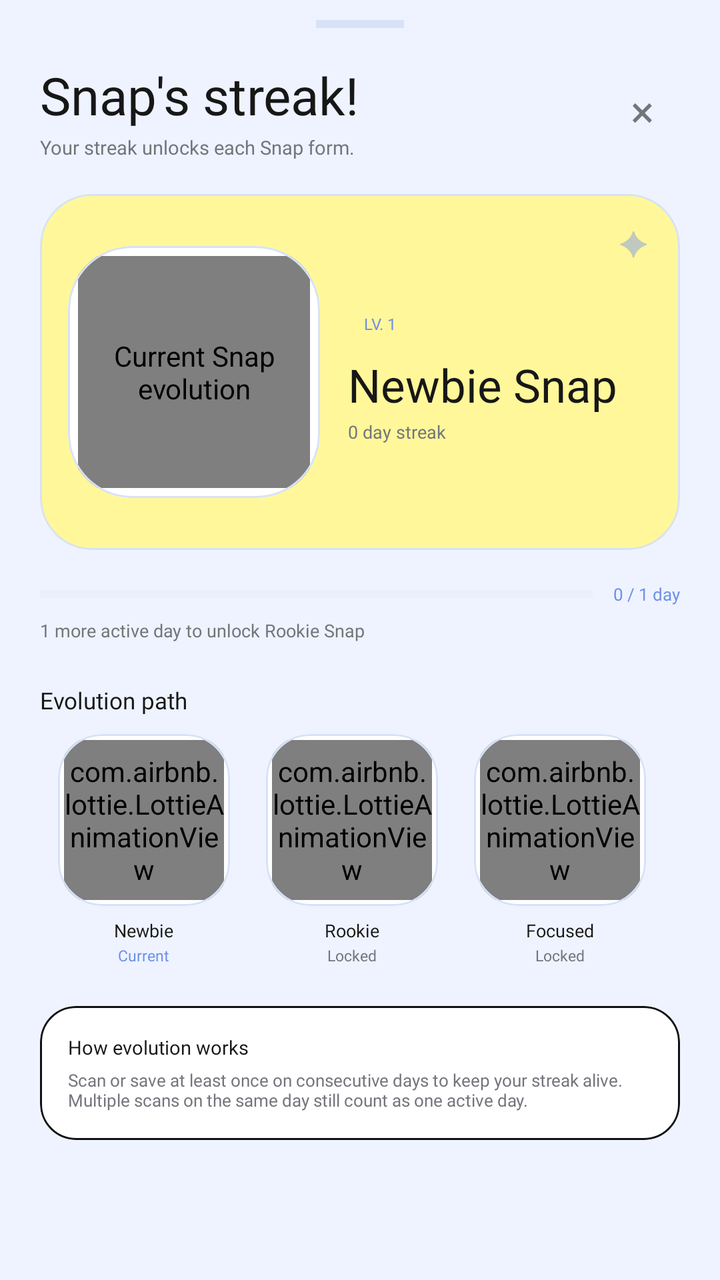
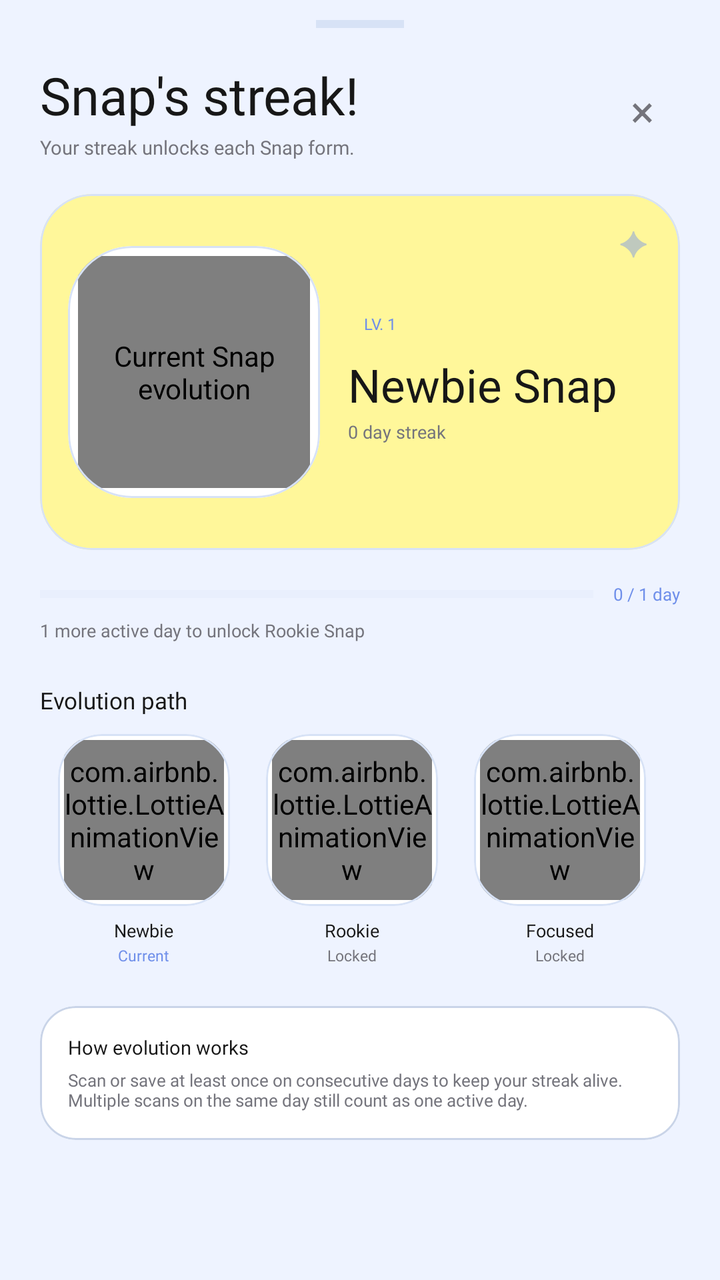

Two renders of the same Android screen: before a commit and after it. Below are the layout's source before the change and the commit's diff.
<!-- AndroidManifest.xml: application theme Theme.Note2Snap -->
<!-- res/layout/bottom_sheet_snap_evolution.xml -->
<?xml version="1.0" encoding="utf-8"?>
<androidx.core.widget.NestedScrollView
    xmlns:android="http://schemas.android.com/apk/res/android"
    xmlns:app="http://schemas.android.com/apk/res-auto"
    android:layout_width="match_parent"
    android:layout_height="wrap_content"
    android:background="@color/nts_background"
    android:fillViewport="true"
    android:overScrollMode="never">

    <LinearLayout
        android:layout_width="match_parent"
        android:layout_height="wrap_content"
        android:orientation="vertical"
        android:paddingStart="20dp"
        android:paddingTop="10dp"
        android:paddingEnd="20dp"
        android:paddingBottom="30dp">

        <View
            android:layout_width="44dp"
            android:layout_height="4dp"
            android:layout_gravity="center_horizontal"
            android:background="@color/nts_blue_line" />

        <LinearLayout
            android:layout_width="match_parent"
            android:layout_height="wrap_content"
            android:layout_marginTop="16dp"
            android:gravity="center_vertical"
            android:orientation="horizontal">

            <LinearLayout
                android:layout_width="0dp"
                android:layout_height="wrap_content"
                android:layout_weight="1"
                android:orientation="vertical">

                <TextView
                    android:layout_width="wrap_content"
                    android:layout_height="wrap_content"
                    android:fontFamily="@font/apple_garamond_bold"
                    android:text="Snap&apos;s streak!"
                    android:textColor="@color/nts_text"
                    android:textSize="26sp" />

                <TextView
                    android:layout_width="wrap_content"
                    android:layout_height="wrap_content"
                    android:layout_marginTop="2dp"
                    android:fontFamily="@font/poppins_regular"
                    android:text="Your streak unlocks each Snap form."
                    android:textColor="@color/nts_text_secondary"
                    android:textSize="9.5sp" />
            </LinearLayout>

            <TextView
                android:id="@+id/btnCloseEvolution"
                android:layout_width="38dp"
                android:layout_height="38dp"
                android:gravity="center"
                android:text="×"
                android:textColor="@color/nts_text_secondary"
                android:textSize="22sp" />
        </LinearLayout>

        
        <com.google.android.material.card.MaterialCardView
            android:layout_width="match_parent"
            android:layout_height="178dp"
            android:layout_marginTop="17dp"
            app:cardBackgroundColor="@color/nts_yellow"
            app:cardCornerRadius="26dp"
            app:cardElevation="0dp"
            app:strokeColor="@color/nts_blue_line"
            app:strokeWidth="1dp">

            <FrameLayout
                android:layout_width="match_parent"
                android:layout_height="match_parent">

                <TextView
                    android:layout_width="wrap_content"
                    android:layout_height="wrap_content"
                    android:layout_gravity="top|end"
                    android:layout_marginTop="12dp"
                    android:layout_marginEnd="16dp"
                    android:alpha="0.45"
                    android:text="✦"
                    android:textColor="@color/nts_blue"
                    android:textSize="17sp" />

                <LinearLayout
                    android:layout_width="match_parent"
                    android:layout_height="match_parent"
                    android:gravity="center_vertical"
                    android:orientation="horizontal"
                    android:padding="14dp">

                    <com.google.android.material.card.MaterialCardView
                        android:layout_width="126dp"
                        android:layout_height="126dp"
                        app:cardBackgroundColor="@color/nts_surface"
                        app:cardCornerRadius="32dp"
                        app:cardElevation="0dp"
                        app:strokeColor="@color/nts_blue_line"
                        app:strokeWidth="1dp">

                        <com.airbnb.lottie.LottieAnimationView
                            android:id="@+id/evolutionCurrentRobot"
                            android:layout_width="116dp"
                            android:layout_height="116dp"
                            android:layout_gravity="center"
                            android:contentDescription="Current Snap evolution"
                            app:lottie_loop="true" />
                    </com.google.android.material.card.MaterialCardView>

                    <LinearLayout
                        android:layout_width="0dp"
                        android:layout_height="wrap_content"
                        android:layout_marginStart="14dp"
                        android:layout_weight="1"
                        android:orientation="vertical">

                        <TextView
                            android:id="@+id/tvEvolutionCurrentLevel"
                            android:layout_width="wrap_content"
                            android:layout_height="24dp"
                            android:gravity="center"
                            android:fontFamily="@font/poppins_semibold"
                            android:paddingStart="8dp"
                            android:paddingEnd="8dp"
                            android:text="LV. 1"
                            android:textColor="@color/nts_blue"
                            android:textSize="8sp" />

                        <TextView
                            android:id="@+id/tvEvolutionCurrentStage"
                            android:layout_width="wrap_content"
                            android:layout_height="wrap_content"
                            android:layout_marginTop="3dp"
                            android:fontFamily="@font/apple_garamond_bold"
                            android:text="Newbie Snap"
                            android:textColor="@color/nts_text"
                            android:textSize="23sp" />

                        <TextView
                            android:id="@+id/tvEvolutionCurrentStreak"
                            android:layout_width="wrap_content"
                            android:layout_height="wrap_content"
                            android:layout_marginTop="2dp"
                            android:fontFamily="@font/poppins_medium"
                            android:text="0 day streak"
                            android:textColor="@color/nts_text_secondary"
                            android:textSize="9sp" />
                    </LinearLayout>
                </LinearLayout>
            </FrameLayout>
        </com.google.android.material.card.MaterialCardView>

        
        <LinearLayout
            android:layout_width="match_parent"
            android:layout_height="wrap_content"
            android:layout_marginTop="16dp"
            android:gravity="center_vertical"
            android:orientation="horizontal">

            <ProgressBar
                android:id="@+id/evolutionProgress"
                style="?android:attr/progressBarStyleHorizontal"
                android:layout_width="0dp"
                android:layout_height="8dp"
                android:layout_weight="1"
                android:max="100"
                android:progress="0"
                android:progressBackgroundTint="@color/nts_blue_line"
                android:progressTint="@color/nts_blue" />

            <TextView
                android:id="@+id/tvEvolutionProgressLabel"
                android:layout_width="wrap_content"
                android:layout_height="wrap_content"
                android:layout_marginStart="10dp"
                android:fontFamily="@font/poppins_semibold"
                android:text="0 / 1 day"
                android:textColor="@color/nts_blue"
                android:textSize="8.5sp" />
        </LinearLayout>

        <TextView
            android:id="@+id/tvEvolutionUnlockText"
            android:layout_width="match_parent"
            android:layout_height="wrap_content"
            android:layout_marginTop="6dp"
            android:fontFamily="@font/poppins_regular"
            android:text="1 more active day to unlock Rookie Snap"
            android:textColor="@color/nts_text_secondary"
            android:textSize="9sp" />

        <TextView
            android:layout_width="wrap_content"
            android:layout_height="wrap_content"
            android:layout_marginTop="21dp"
            android:fontFamily="@font/poppins_semibold"
            android:text="Evolution path"
            android:textColor="@color/nts_text"
            android:textSize="11.5sp" />

        
        <HorizontalScrollView
            android:layout_width="match_parent"
            android:layout_height="wrap_content"
            android:layout_marginTop="9dp"
            android:clipToPadding="false"
            android:scrollbars="none">

            <LinearLayout
                android:layout_width="wrap_content"
                android:layout_height="wrap_content"
                android:orientation="horizontal"
                android:paddingEnd="8dp">

                <LinearLayout
                    android:layout_width="104dp"
                    android:layout_height="wrap_content"
                    android:gravity="center_horizontal"
                    android:orientation="vertical">

                    <com.google.android.material.card.MaterialCardView
                        android:layout_width="86dp"
                        android:layout_height="86dp"
                        app:cardBackgroundColor="@color/nts_surface"
                        app:cardCornerRadius="22dp"
                        app:cardElevation="0dp"
                        app:strokeColor="@color/nts_blue_line"
                        app:strokeWidth="1dp">

                        <com.airbnb.lottie.LottieAnimationView
                            android:id="@+id/robotEvolutionNewbie"
                            android:layout_width="80dp"
                            android:layout_height="80dp"
                            android:layout_gravity="center"
                            app:lottie_loop="true" />
                    </com.google.android.material.card.MaterialCardView>

                    <TextView
                        android:layout_width="wrap_content"
                        android:layout_height="wrap_content"
                        android:layout_marginTop="6dp"
                        android:fontFamily="@font/poppins_semibold"
                        android:text="Newbie"
                        android:textColor="@color/nts_text"
                        android:textSize="9sp" />

                    <TextView
                        android:id="@+id/tvEvolutionNewbieStatus"
                        android:layout_width="wrap_content"
                        android:layout_height="wrap_content"
                        android:layout_marginTop="1dp"
                        android:fontFamily="@font/poppins_regular"
                        android:text="Current"
                        android:textColor="@color/nts_blue"
                        android:textSize="7.5sp" />
                </LinearLayout>

                <LinearLayout
                    android:layout_width="104dp"
                    android:layout_height="wrap_content"
                    android:gravity="center_horizontal"
                    android:orientation="vertical">

                    <com.google.android.material.card.MaterialCardView
                        android:layout_width="86dp"
                        android:layout_height="86dp"
                        app:cardBackgroundColor="@color/nts_surface"
                        app:cardCornerRadius="22dp"
                        app:cardElevation="0dp"
                        app:strokeColor="@color/nts_blue_line"
                        app:strokeWidth="1dp">

                        <com.airbnb.lottie.LottieAnimationView
                            android:id="@+id/robotEvolutionRookie"
                            android:layout_width="80dp"
                            android:layout_height="80dp"
                            android:layout_gravity="center"
                            app:lottie_loop="true" />
                    </com.google.android.material.card.MaterialCardView>

                    <TextView
                        android:layout_width="wrap_content"
                        android:layout_height="wrap_content"
                        android:layout_marginTop="6dp"
                        android:fontFamily="@font/poppins_semibold"
                        android:text="Rookie"
                        android:textColor="@color/nts_text"
                        android:textSize="9sp" />

                    <TextView
                        android:id="@+id/tvEvolutionRookieStatus"
                        android:layout_width="wrap_content"
                        android:layout_height="wrap_content"
                        android:layout_marginTop="1dp"
                        android:fontFamily="@font/poppins_regular"
                        android:text="Locked"
                        android:textColor="@color/nts_text_secondary"
                        android:textSize="7.5sp" />
                </LinearLayout>

                <LinearLayout
                    android:layout_width="104dp"
                    android:layout_height="wrap_content"
                    android:gravity="center_horizontal"
                    android:orientation="vertical">

                    <com.google.android.material.card.MaterialCardView
                        android:layout_width="86dp"
                        android:layout_height="86dp"
                        app:cardBackgroundColor="@color/nts_surface"
                        app:cardCornerRadius="22dp"
                        app:cardElevation="0dp"
                        app:strokeColor="@color/nts_blue_line"
                        app:strokeWidth="1dp">

                        <com.airbnb.lottie.LottieAnimationView
                            android:id="@+id/robotEvolutionFocused"
                            android:layout_width="80dp"
                            android:layout_height="80dp"
                            android:layout_gravity="center"
                            app:lottie_loop="true" />
                    </com.google.android.material.card.MaterialCardView>

                    <TextView
                        android:layout_width="wrap_content"
                        android:layout_height="wrap_content"
                        android:layout_marginTop="6dp"
                        android:fontFamily="@font/poppins_semibold"
                        android:text="Focused"
                        android:textColor="@color/nts_text"
                        android:textSize="9sp" />

                    <TextView
                        android:id="@+id/tvEvolutionFocusedStatus"
                        android:layout_width="wrap_content"
                        android:layout_height="wrap_content"
                        android:layout_marginTop="1dp"
                        android:fontFamily="@font/poppins_regular"
                        android:text="Locked"
                        android:textColor="@color/nts_text_secondary"
                        android:textSize="7.5sp" />
                </LinearLayout>

                <LinearLayout
                    android:layout_width="104dp"
                    android:layout_height="wrap_content"
                    android:gravity="center_horizontal"
                    android:orientation="vertical">

                    <com.google.android.material.card.MaterialCardView
                        android:layout_width="86dp"
                        android:layout_height="86dp"
                        app:cardBackgroundColor="@color/nts_surface"
                        app:cardCornerRadius="22dp"
                        app:cardElevation="0dp"
                        app:strokeColor="@color/nts_blue_line"
                        app:strokeWidth="1dp">

                        <com.airbnb.lottie.LottieAnimationView
                            android:id="@+id/robotEvolutionScholar"
                            android:layout_width="80dp"
                            android:layout_height="80dp"
                            android:layout_gravity="center"
                            app:lottie_loop="true" />
                    </com.google.android.material.card.MaterialCardView>

                    <TextView
                        android:layout_width="wrap_content"
                        android:layout_height="wrap_content"
                        android:layout_marginTop="6dp"
                        android:fontFamily="@font/poppins_semibold"
                        android:text="Scholar"
                        android:textColor="@color/nts_text"
                        android:textSize="9sp" />

                    <TextView
                        android:id="@+id/tvEvolutionScholarStatus"
                        android:layout_width="wrap_content"
                        android:layout_height="wrap_content"
                        android:layout_marginTop="1dp"
                        android:fontFamily="@font/poppins_regular"
                        android:text="Locked"
                        android:textColor="@color/nts_text_secondary"
                        android:textSize="7.5sp" />
                </LinearLayout>

                <LinearLayout
                    android:layout_width="104dp"
                    android:layout_height="wrap_content"
                    android:gravity="center_horizontal"
                    android:orientation="vertical">

                    <com.google.android.material.card.MaterialCardView
                        android:layout_width="86dp"
                        android:layout_height="86dp"
                        app:cardBackgroundColor="@color/nts_surface"
                        app:cardCornerRadius="22dp"
                        app:cardElevation="0dp"
                        app:strokeColor="@color/nts_blue_line"
                        app:strokeWidth="1dp">

                        <com.airbnb.lottie.LottieAnimationView
                            android:id="@+id/robotEvolutionMaster"
                            android:layout_width="80dp"
                            android:layout_height="80dp"
                            android:layout_gravity="center"
                            app:lottie_loop="true" />
                    </com.google.android.material.card.MaterialCardView>

                    <TextView
                        android:layout_width="wrap_content"
                        android:layout_height="wrap_content"
                        android:layout_marginTop="6dp"
                        android:fontFamily="@font/poppins_semibold"
                        android:text="Master"
                        android:textColor="@color/nts_text"
                        android:textSize="9sp" />

                    <TextView
                        android:id="@+id/tvEvolutionMasterStatus"
                        android:layout_width="wrap_content"
                        android:layout_height="wrap_content"
                        android:layout_marginTop="1dp"
                        android:fontFamily="@font/poppins_regular"
                        android:text="Locked"
                        android:textColor="@color/nts_text_secondary"
                        android:textSize="7.5sp" />
                </LinearLayout>

            </LinearLayout>
        </HorizontalScrollView>

        <com.google.android.material.card.MaterialCardView
            android:layout_width="match_parent"
            android:layout_height="wrap_content"
            android:layout_marginTop="20dp"
            app:cardBackgroundColor="@color/nts_surface"
            app:cardCornerRadius="18dp"
            app:cardElevation="0dp"
            app:strokeColor="@color/nts_outline"
            app:strokeWidth="1dp">

            <LinearLayout
                android:layout_width="match_parent"
                android:layout_height="wrap_content"
                android:orientation="vertical"
                android:padding="14dp">

                <TextView
                    android:layout_width="wrap_content"
                    android:layout_height="wrap_content"
                    android:fontFamily="@font/poppins_semibold"
                    android:text="How evolution works"
                    android:textColor="@color/nts_text"
                    android:textSize="9.5sp" />

                <TextView
                    android:layout_width="match_parent"
                    android:layout_height="wrap_content"
                    android:layout_marginTop="4dp"
                    android:fontFamily="@font/poppins_regular"
                    android:text="Scan or save at least once on consecutive days to keep your streak alive. Multiple scans on the same day still count as one active day."
                    android:textColor="@color/nts_text_secondary"
                    android:textSize="8.5sp" />
            </LinearLayout>
        </com.google.android.material.card.MaterialCardView>

    </LinearLayout>
</androidx.core.widget.NestedScrollView>
<!-- resources referenced by this layout -->
<resources>
  <color name="nts_background">#EEF3FF</color>
  <color name="nts_blue">#6F8FEA</color>
  <color name="nts_blue_line">#D7E2F6</color>
  <color name="nts_outline">#111111</color>
  <color name="nts_surface">#FFFFFF</color>
  <color name="nts_text">#171717</color>
  <color name="nts_text_secondary">#74747C</color>
  <color name="nts_yellow">#FFF79A</color>
  <style name="Theme.Note2Snap" parent="Theme.Material3.DayNight.NoActionBar">
  
          <item name="colorPrimary">#6F8FEA</item>
          <item name="colorOnPrimary">#FFFFFF</item>
  
          <item name="colorSecondary">#FFF79A</item>
          <item name="colorOnSecondary">#171717</item>
  
          <item name="android:colorAccent">#6F8FEA</item>
  
          <item name="android:windowBackground">#EEF3FF</item>
          <item name="android:statusBarColor">#EEF3FF</item>
          <item name="android:navigationBarColor">#FFFFFF</item>
  
          <item name="android:windowLightStatusBar">true</item>
          <item name="android:windowLightNavigationBar">true</item>
  
      </style>
</resources>

<!-- the commit's change to res/layout/bottom_sheet_snap_evolution.xml (unified diff, before → after) -->
@@ -69,7 +69,7 @@
             android:layout_width="match_parent"
             android:layout_height="178dp"
             android:layout_marginTop="17dp"
-            app:cardBackgroundColor="@color/nts_yellow"
+            app:cardBackgroundColor="@color/nts_streak_card"
             app:cardCornerRadius="26dp"
             app:cardElevation="0dp"
             app:strokeColor="@color/nts_blue_line"
@@ -446,7 +446,7 @@
             app:cardBackgroundColor="@color/nts_surface"
             app:cardCornerRadius="18dp"
             app:cardElevation="0dp"
-            app:strokeColor="@color/nts_outline"
+            app:strokeColor="@color/nts_card_outline"
             app:strokeWidth="1dp">
 
             <LinearLayout
<!-- resource entries referenced after the edit -->
@@ -3,11 +3,11 @@
   <color name="nts_background">#EEF3FF</color>
   <color name="nts_blue">#6F8FEA</color>
   <color name="nts_blue_line">#D7E2F6</color>
-  <color name="nts_outline">#111111</color>
+  <color name="nts_card_outline">#C9D4E8</color>
+  <color name="nts_streak_card">#FFF79A</color>
   <color name="nts_surface">#FFFFFF</color>
   <color name="nts_text">#171717</color>
   <color name="nts_text_secondary">#74747C</color>
-  <color name="nts_yellow">#FFF79A</color>
   <style name="Theme.Note2Snap" parent="Theme.Material3.DayNight.NoActionBar">
   
           <item name="colorPrimary">#6F8FEA</item>
